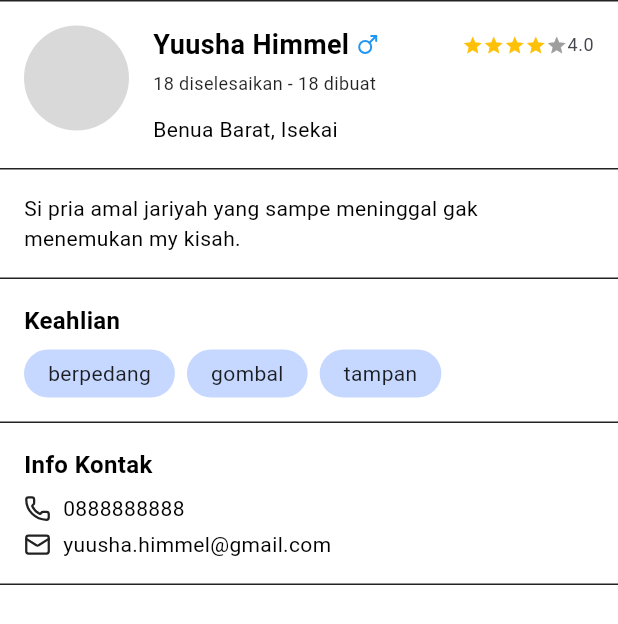
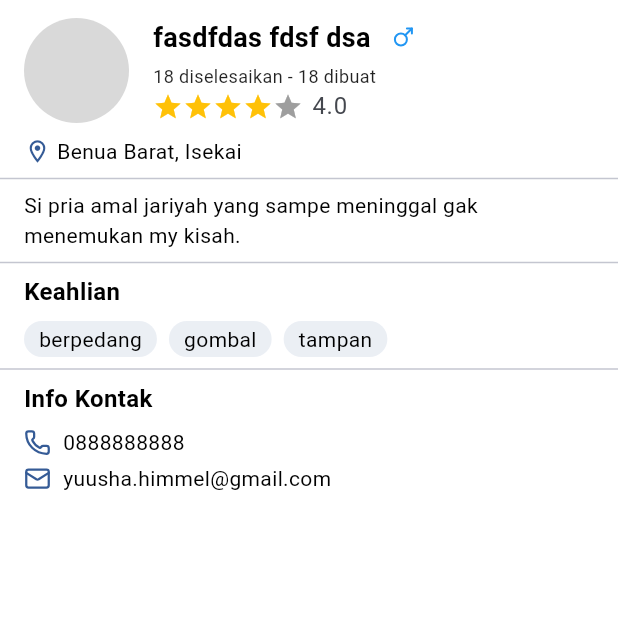
Before and after one commit to Ariyalex/SEJASA, a Flutter app: the UserProfileHeaderWidget widget shown alone on an empty page, opened directly, on a phone screen of 412 x 824 dp. Shown: the top 624 px of the screen. Run offline on Flutter 3.47's test engine with Material 3 defaults, Android fonts, the phone set to English and light mode, and no system bars; drawn by our look-alikes of flutter_rating_bar, toastification; our stand-ins replace bloc_concurrency, connectivity_plus, dio, dropdown_search, equatable, flex_color_scheme and 14 more; missing offline and left inert: flutter_quill; accounts and stored records are empty.

Commit message:
feat: refactor user profile components and update project structure

```diff
--- a/lib/core/widgets/profil_information.dart
+++ /dev/null
@@ -1,196 +0,0 @@
-import 'package:flutter/material.dart';
-import 'package:flutter_rating_bar/flutter_rating_bar.dart';
-import 'package:lucide_icons_flutter/lucide_icons.dart';
-
-class UserProfileHeaderWidget extends StatelessWidget {
-  final String name;
-  final String gender;
-  final double rating;
-  final int completedProjects;
-  final int createdProjects;
-  final String location;
-  final String bio;
-  final List<String> skills;
-  final String phoneNumber;
-  final String email;
-
-  const UserProfileHeaderWidget({
-    super.key,
-    this.name = "Yuusha Himmel",
-    this.gender = "laki-laki",
-    this.rating = 4,
-    this.completedProjects = 18,
-    this.createdProjects = 18,
-    this.location = "Benua Barat, Isekai",
-    this.bio = "Si pria amal jariyah yang sampe meninggal gak menemukan my kisah.",
-    this.skills = const ["berpedang", "gombal", "tampan"],
-    this.phoneNumber = "0888888888",
-    this.email = "yuusha.himmel@gmail.com",
-  });
-
-  @override
-  Widget build(BuildContext context) {
-    final theme = Theme.of(context);
-    return Column(
-      crossAxisAlignment: CrossAxisAlignment.start,
-      children: [
-        const Divider(height: 1, thickness: 1, color: Colors.black87),
-        Padding(
-          padding: const EdgeInsets.all(16),
-          child: Row(
-            crossAxisAlignment: CrossAxisAlignment.start,
-            children: [
-              const CircleAvatar(
-                radius: 35,
-                backgroundColor: Color(0xFFD9D9D9),
-              ),
-              const SizedBox(width: 16),
-              Expanded(
-                child: Column(
-                  crossAxisAlignment: CrossAxisAlignment.start,
-                  children: [
-                    Row(
-                      mainAxisAlignment: MainAxisAlignment.spaceBetween,
-                      children: [
-                        Row(
-                          children: [
-                            Text(
-                              name,
-                              style: const TextStyle(
-                                fontSize: 18,
-                                fontWeight: FontWeight.bold,
-                              ),
-                            ),
-                            const SizedBox(width: 4),
-                            if (gender == "laki-laki")
-                              const Icon(LucideIcons.mars, size: 16, color: Colors.blue)
-                            else if (gender == "perempuan")
-                              const Icon(LucideIcons.venus, size: 16, color: Colors.pink)
-                            else
-                              const Icon(LucideIcons.user, size: 16, color: Colors.grey),
-                          ],
-                        ),
-                        // Rating
-                        Row(
-                          children: [
-                            Row(
-                              children: [
-                                RatingBarIndicator(
-                                  itemBuilder: (context, index) {
-                                    return Icon(Icons.star, color: Colors.amber);
-                                  },
-                                  itemCount: 5,
-                                  rating: rating,
-                                  itemSize: 14,
-                                ),
-                                Text(
-                                  rating.toString(),
-                                  style: theme.textTheme.bodySmall?.copyWith(
-                                    color: theme.colorScheme.onSurfaceVariant,
-                                  ),
-                                )
-                              ],
-                            ),
-                          ],
-                        ),
-                      ],
-                    ),
-                    const SizedBox(height: 4),
-                    Text(
-                      "$completedProjects diselesaikan - $createdProjects dibuat",
-                      style: const TextStyle(fontSize: 12, color: Colors.black87),
-                    ),
-                    const SizedBox(height: 12),
-                    Text(
-                      location,
-                      style: const TextStyle(fontSize: 14),
-                    ),
-                  ],
-                ),
-              ),
-            ],
-          ),
-        ),
-
-        const Divider(height: 1, thickness: 1, color: Colors.black87),
-
-        // Bagian 2: Deskripsi / Bio
-        Padding(
-          padding: const EdgeInsets.all(16.0),
-          child: Text(
-            bio,
-            style: const TextStyle(fontSize: 14),
-          ),
-        ),
-
-        const Divider(height: 1, thickness: 1, color: Colors.black87),
-
-        Padding(
-          padding: const EdgeInsets.all(16.0),
-          child: Column(
-            crossAxisAlignment: CrossAxisAlignment.start,
-            children: [
-              const Text(
-                "Keahlian",
-                style: TextStyle(fontSize: 16, fontWeight: FontWeight.bold),
-              ),
-              const SizedBox(height: 8),
-              Wrap(
-                spacing: 8,
-                runSpacing: 8,
-                children: skills.map((skill) => _buildChip(skill)).toList(),
-              ),
-            ],
-          ),
-        ),
-
-        const Divider(height: 1, thickness: 1, color: Colors.black87),
-
-        Padding(
-          padding: const EdgeInsets.all(16.0),
-          child: Column(
-            crossAxisAlignment: CrossAxisAlignment.start,
-            children: [
-              const Text(
-                "Info Kontak",
-                style: TextStyle(fontSize: 16, fontWeight: FontWeight.bold),
-              ),
-              const SizedBox(height: 8),
-              Row(
-                children: [
-                  const Icon(LucideIcons.phone, size: 18),
-                  const SizedBox(width: 8),
-                  Text(phoneNumber),
-                ],
-              ),
-              const SizedBox(height: 4),
-              Row(
-                children: [
-                  const Icon(LucideIcons.mail, size: 18),
-                  const SizedBox(width: 8),
-                  Text(email),
-                ],
-              ),
-            ],
-          ),
-        ),
-
-        const Divider(height: 1, thickness: 1, color: Colors.black87),
-      ],
-    );
-  }
-
-  Widget _buildChip(String label) {
-    return Container(
-      padding: const EdgeInsets.symmetric(horizontal: 16, vertical: 6),
-      decoration: BoxDecoration(
-        color: const Color(0xFFC6D8FF),
-        borderRadius: BorderRadius.circular(20),
-      ),
-      child: Text(
-        label,
-        style: const TextStyle(fontSize: 14, color: Colors.black87),
-      ),
-    );
-  }
-}
--- a/lib/modules/profil_project/bloc/profil_project_event.dart
+++ b/lib/modules/profil_project/bloc/profil_project_event.dart
@@ -8,7 +8,7 @@ class ProfilProjectEvent extends Equatable {
   List<Object?> get props => [];
 }
 
-class LoadAllMyProjects extends ProfilProjectEvent {}
+// class LoadAllMyProjects extends ProfilProjectEvent {}
 
 class LoadMyTakenProjects extends ProfilProjectEvent {}
 
--- a/lib/modules/profil_project/view/profil_screen.dart
+++ b/lib/modules/profil_project/view/profil_screen.dart
@@ -6,7 +6,7 @@ import 'package:sejasa/modules/profil_project/bloc/profil_project_bloc.dart';
 import 'package:sejasa/modules/profil_project/bloc/profil_project_event.dart';
 import 'package:sejasa/modules/profil_project/bloc/profil_project_state.dart';
 import 'package:sejasa/core/widgets/build_project_list_widget.dart';
-import 'package:sejasa/core/widgets/profil_information.dart';
+import 'package:sejasa/modules/profil_project/widgets/profil_information.dart';
 
 class ProfilScreen extends HookWidget {
   const ProfilScreen({super.key});
@@ -21,7 +21,7 @@ class ProfilScreen extends HookWidget {
     useEffect(() {
       profilBloc.add(LoadMyUploadedProjects());
       profilBloc.add(LoadMyTakenProjects());
-      profilBloc.add(LoadAllMyProjects());
+      // profilBloc.add(LoadAllMyProjects());
       return null;
     }, []);
 
@@ -35,62 +35,75 @@ class ProfilScreen extends HookWidget {
               floating: true,
               snap: true,
               pinned: true,
+              actionsPadding: const EdgeInsets.symmetric(horizontal: 8),
               surfaceTintColor: Colors.transparent,
               actions: [
-                IconButton.filled(
-                  onPressed: () {},
+                PopupMenuButton<void>(
+                  shape: RoundedRectangleBorder(
+                    borderRadius: BorderRadius.circular(12),
+                  ),
+                  itemBuilder: (context) => [
+                    PopupMenuItem(
+                      onTap: () {},
+                      child: Row(
+                        spacing: 12,
+                        children: [
+                          Icon(LucideIcons.bookmark, size: 20),
+                          const Text("Simpan"),
+                        ],
+                      ),
+                    ),
+                    PopupMenuItem(
+                      onTap: () {},
+                      child: Row(
+                        spacing: 12,
+                        children: [
+                          Icon(LucideIcons.share2, size: 20),
+                          const Text("Bagikan"),
+                        ],
+                      ),
+                    ),
+                    PopupMenuItem(
+                      onTap: () {},
+                      child: Row(
+                        spacing: 12,
+                        children: [
+                          Icon(LucideIcons.pencil, size: 20),
+                          const Text("Edit Profil"),
+                        ],
+                      ),
+                    ),
+                  ],
                   icon: Icon(
-                    LucideIcons.bookmark,
+                    LucideIcons.ellipsisVertical,
                     color: theme.colorScheme.onPrimary,
                   ),
-                ),
-                const SizedBox(width: 8),
-                // Tombol Share
-                IconButton.filled(
-                  onPressed: () {},
-                  icon: Icon(
-                    LucideIcons.share2,
-                    color: theme.colorScheme.onPrimary,
+                  style: ButtonStyle(
+                    backgroundColor: WidgetStatePropertyAll(
+                      theme.colorScheme.primary,
+                    ),
                   ),
                 ),
-                const SizedBox(width: 8),
-                // Tombol Edit
-                IconButton.filled(
-                  onPressed: () {},
-                  icon: Icon(
-                    LucideIcons.pencil,
-                    color: theme.colorScheme.onPrimary,
-                  ),
-                ),
-                const SizedBox(width: 8),
-                // Tombol Setelan / Opsi
-                IconButton.filled(
-                  onPressed: () {},
-                  icon: Icon(
-                    LucideIcons.settings,
-                    color: theme.colorScheme.onPrimary,
-                  ),
-                ),
-                // Memberi sedikit jarak di tepi kanan agar tidak terlalu menempel ke layar
-                const SizedBox(width: 8),
               ],
             ),
 
-            SliverToBoxAdapter(
-              child: UserProfileHeaderWidget(),
-            ),
+            SliverToBoxAdapter(child: UserProfileHeaderWidget()),
 
             SliverAppBar(
               pinned: true,
               primary: false,
               toolbarHeight: 0, // Sembunyikan area toolbar default
-              surfaceTintColor: theme.scaffoldBackgroundColor,
+              surfaceTintColor: Colors.transparent,
               backgroundColor: theme.scaffoldBackgroundColor,
               bottom: PreferredSize(
                 preferredSize: const Size.fromHeight(48),
                 child: TabBar(
                   controller: tabBarController,
                   indicatorSize: TabBarIndicatorSize.tab,
+                  splashBorderRadius: const BorderRadius.only(
+                    topRight: Radius.circular(8),
+                    topLeft: Radius.circular(8),
+                  ),
                   tabs: [
                     Tab(text: "Semua"),
                     Tab(text: "Diselesaikan"),
--- /dev/null
+++ b/lib/modules/profil_project/widgets/profil_information.dart
@@ -0,0 +1,223 @@
+import 'package:flutter/material.dart';
+import 'package:flutter_rating_bar/flutter_rating_bar.dart';
+import 'package:lucide_icons_flutter/lucide_icons.dart';
+import 'package:sejasa/core/widgets/my_visual_chip.dart';
+
+class UserProfileHeaderWidget extends StatelessWidget {
+  final String name;
+  final String gender;
+  final double rating;
+  final int completedProjects;
+  final int createdProjects;
+  final String location;
+  final String bio;
+  final List<String> skills;
+  final String phoneNumber;
+  final String email;
+
+  const UserProfileHeaderWidget({
+    super.key,
+    this.name = "Yuusha Himmel",
+    this.gender = "laki-laki",
+    this.rating = 4,
+    this.completedProjects = 18,
+    this.createdProjects = 18,
+    this.location = "Benua Barat, Isekai",
+    this.bio =
+        "Si pria amal jariyah yang sampe meninggal gak menemukan my kisah.",
+    this.skills = const ["berpedang", "gombal", "tampan"],
+    this.phoneNumber = "0888888888",
+    this.email = "yuusha.himmel@gmail.com",
+  });
+
+  @override
+  Widget build(BuildContext context) {
+    final theme = Theme.of(context);
+    return Padding(
+      padding: const EdgeInsets.symmetric(vertical: 12.0),
+      child: Column(
+        crossAxisAlignment: CrossAxisAlignment.start,
+        children: [
+          Padding(
+            padding: const EdgeInsets.symmetric(horizontal: 16),
+            child: Column(
+              crossAxisAlignment: CrossAxisAlignment.start,
+              children: [
+                Row(
+                  crossAxisAlignment: CrossAxisAlignment.start,
+                  children: [
+                    const CircleAvatar(
+                      radius: 35,
+                      backgroundColor: Color(0xFFD9D9D9),
+                    ),
+                    const SizedBox(width: 16),
+                    Expanded(
+                      child: Column(
+                        crossAxisAlignment: CrossAxisAlignment.start,
+                        children: [
+                          Row(
+                            mainAxisSize: MainAxisSize.min,
+                            children: [
+                              Flexible(
+                                child: Text(
+                                  "fasdfdas fdsf dsa  ",
+                                  style: const TextStyle(
+                                    fontSize: 18,
+                                    fontWeight: FontWeight.bold,
+                                  ),
+                                ),
+                              ),
+                              const SizedBox(width: 4),
+
+                              if (gender == "laki-laki")
+                                const Icon(
+                                  LucideIcons.mars,
+                                  size: 16,
+                                  color: Colors.blue,
+                                )
+                              else if (gender == "perempuan")
+                                const Icon(
+                                  LucideIcons.venus,
+                                  size: 16,
+                                  color: Colors.pink,
+                                )
+                              else
+                                const Icon(
+                                  LucideIcons.user,
+                                  size: 16,
+                                  color: Colors.grey,
+                                ),
+                            ],
+                          ),
+                          const SizedBox(height: 4),
+                          Text(
+                            "$completedProjects diselesaikan - $createdProjects dibuat",
+                            style: const TextStyle(
+                              fontSize: 12,
+                              color: Colors.black87,
+                            ),
+                          ),
+                          Row(
+                            spacing: 6,
+                            children: [
+                              RatingBarIndicator(
+                                itemBuilder: (context, index) {
+                                  return Icon(Icons.star, color: Colors.amber);
+                                },
+                                itemCount: 5,
+                                rating: rating,
+                                itemSize: 20,
+                              ),
+                              Text(
+                                rating.toString(),
+                                style: theme.textTheme.bodyLarge?.copyWith(
+                                  color: theme.colorScheme.onSurfaceVariant,
+                                ),
+                              ),
+                            ],
+                          ),
+                        ],
+                      ),
+                    ),
+                  ],
+                ),
+                const SizedBox(height: 8),
+                Row(
+                  children: [
+                    Icon(
+                      Icons.location_on_outlined,
+                      size: 18,
+                      color: theme.colorScheme.primary,
+                    ),
+                    const SizedBox(width: 4),
+                    Expanded(
+                      child: Text(location, overflow: TextOverflow.ellipsis),
+                    ),
+                  ],
+                ),
+              ],
+            ),
+          ),
+
+          const Divider(),
+
+          // Bagian 2: Deskripsi / Bio
+          Padding(
+            padding: const EdgeInsets.symmetric(horizontal: 16.0),
+            child: Text(bio, style: const TextStyle(fontSize: 14)),
+          ),
+
+          const Divider(),
+
+          Padding(
+            padding: const EdgeInsets.symmetric(horizontal: 16.0),
+            child: Column(
+              crossAxisAlignment: CrossAxisAlignment.start,
+              children: [
+                const Text(
+                  "Keahlian",
+                  style: TextStyle(fontSize: 16, fontWeight: FontWeight.bold),
+                ),
+                const SizedBox(height: 8),
+                Wrap(
+                  spacing: 8,
+                  runSpacing: 8,
+                  children: skills
+                      .map(
+                        (skill) => MyVisualChip(
+                          title: skill,
+                          backgroundColor: theme.colorScheme.primary.withValues(
+                            alpha: 0.1,
+                          ),
+                          textColor: theme.colorScheme.primary,
+                        ),
+                      )
+                      .toList(),
+                ),
+              ],
+            ),
+          ),
+
+          const Divider(),
+
+          Padding(
+            padding: const EdgeInsets.symmetric(horizontal: 16.0),
+            child: Column(
+              crossAxisAlignment: CrossAxisAlignment.start,
+              children: [
+                const Text(
+                  "Info Kontak",
+                  style: TextStyle(fontSize: 16, fontWeight: FontWeight.bold),
+                ),
+                const SizedBox(height: 8),
+                Row(
+                  children: [
+                    Icon(
+                      LucideIcons.phone,
+                      size: 18,
+                      color: theme.colorScheme.primary,
+                    ),
+                    const SizedBox(width: 8),
+                    Text(phoneNumber),
+                  ],
+                ),
+                const SizedBox(height: 4),
+                Row(
+                  children: [
+                    Icon(
+                      LucideIcons.mail,
+                      size: 18,
+                      color: theme.colorScheme.primary,
+                    ),
+                    const SizedBox(width: 8),
+                    Text(email),
+                  ],
+                ),
+              ],
+            ),
+          ),
+        ],
+      ),
+    );
+  }
+}
```
Also changed, not shown: lib/modules/profil_project/bloc/profil_project_bloc.dart (+8 -7 lines), 1 other file.
